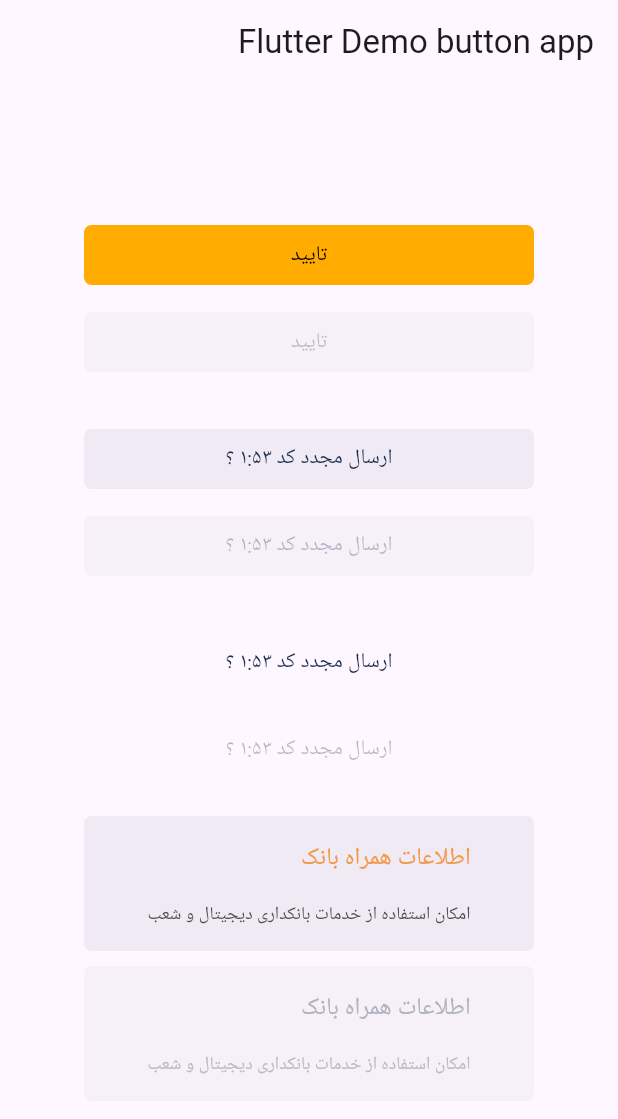
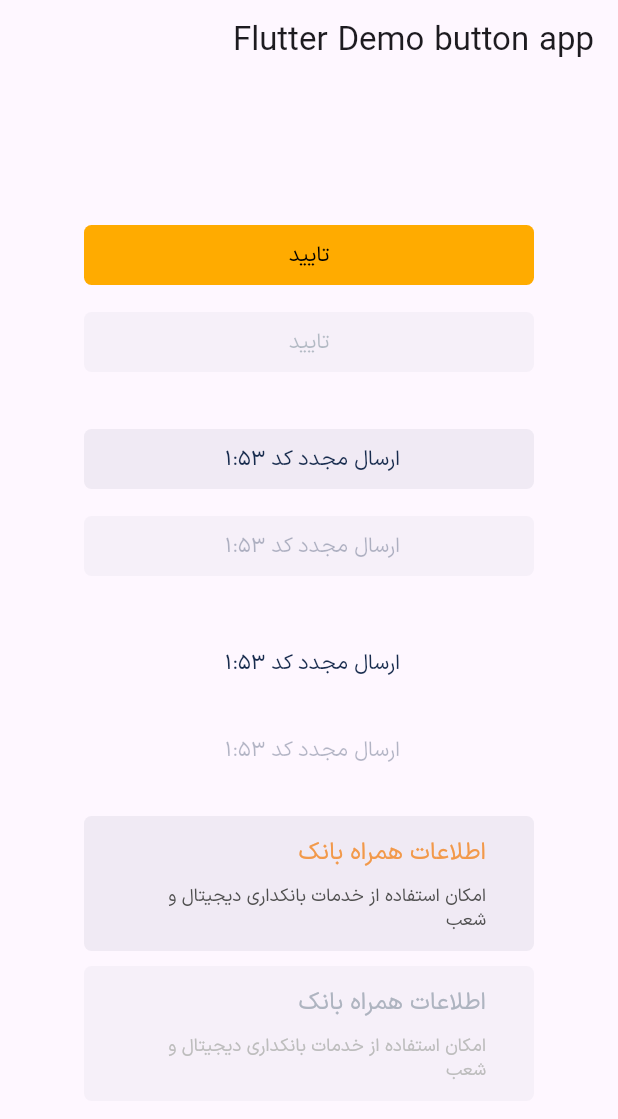
Before and after one commit to artk12/stylesap, a Flutter app: the screen it shows after launch, on a phone screen of 412 x 824 dp. Shown: the top 1119 px of the screen. Run offline on Flutter 3.47's test engine with Material 2 defaults, Android fonts, the phone set to English and light mode, and no system bars.

Commit message:
add fonts

```diff
--- a/lib/main.dart
+++ b/lib/main.dart
@@ -16,7 +16,9 @@ class MyApp extends StatelessWidget {
       title: 'Flutter button app',
       theme: ThemeData(
         colorScheme: ColorScheme.fromSeed(seedColor: Colors.deepPurple),
+        fontFamily: 'IRANSANSX',
         useMaterial3: true,
+
       ),
       builder: (context, child) {
         return Directionality(textDirection: TextDirection.rtl, child: child!);
@@ -61,21 +63,21 @@ class _MyHomePageState extends State<MyHomePage> {
                   height: 30,
                 ),
                 AppButtonStyle.getSecondaryButton(
-                    'ارسال مجدد کد ۱:۵۳ ؟', true, () {
+                    'ارسال مجدد کد ۱:۵۳ ', true, () {
                   AppMessage.showSuccessMessage(context, 'مغایرت کد ملی و شماره موبایل');
                 }),
                 const SizedBox(
                   height: 10,
                 ),
                 AppButtonStyle.getSecondaryButton(
-                    'ارسال مجدد کد ۱:۵۳ ؟', false, () {
+                    'ارسال مجدد کد ۱:۵۳ ', false, () {
                   AppMessage.showWarningMessage(context, 'مغایرت کد ملی و شماره موبایل');
                 }),
                 const SizedBox(
                   height: 30,
                 ),
                 AppButtonStyle.getTransparentButton(
-                    'ارسال مجدد کد ۱:۵۳ ؟', true, () {
+                    'ارسال مجدد کد ۱:۵۳ ', true, () {
                   AppMessage.showDefaultMessage(context, 'مغایرت کد ملی و شماره موبایل');
                 }),
                 const SizedBox(
@@ -83,7 +85,7 @@ class _MyHomePageState extends State<MyHomePage> {
                 ),
                 AppButtonStyle.getTransparentButton(
 
-                    'ارسال مجدد کد ۱:۵۳ ؟', false, () {}),
+                    'ارسال مجدد کد ۱:۵۳ ', false, () {}),
                 const SizedBox(
                   height: 20,
                 ),
```
Also changed, not shown: pubspec.yaml (+25 -7 lines).
